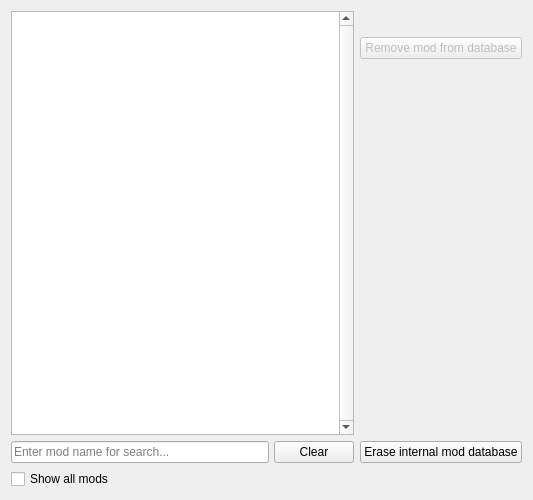
The window that DatabaseEditor.ui (Van-Weyden/ESModManager) describes before a commit, drawn with Qt 5.
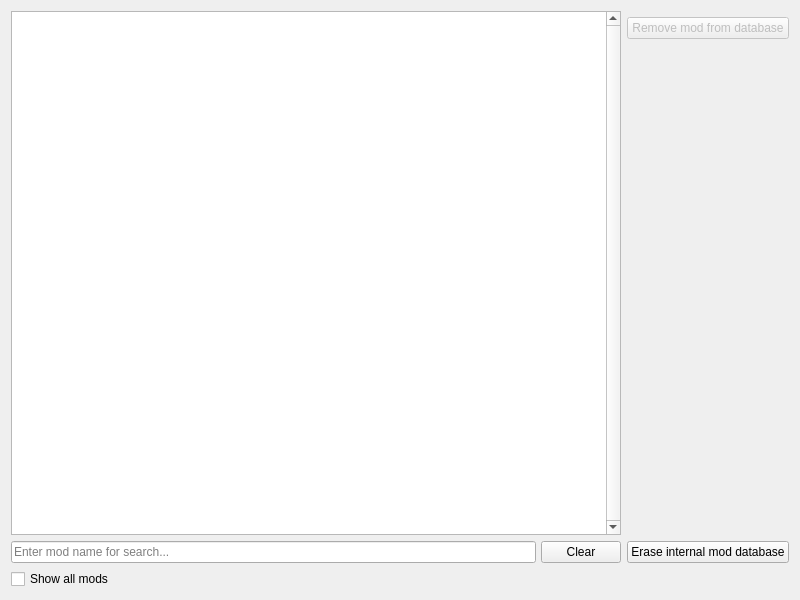
The same window after the commit. Custom widgets are drawn as their Qt base class.

Commit message: Updated database editor UI layout

Diff of the .ui file:
```diff
--- a/DatabaseEditor.ui
+++ b/DatabaseEditor.ui
@@ -6,8 +6,8 @@
    <rect>
     <x>0</x>
     <y>0</y>
-    <width>533</width>
-    <height>500</height>
+    <width>800</width>
+    <height>600</height>
    </rect>
   </property>
   <property name="windowTitle">
@@ -64,14 +64,7 @@
    <item row="0" column="1">
     <layout class="QVBoxLayout" name="rightMainVerticalLayout" stretch="0,0,1,0">
      <item>
-      <widget class="ModInfoWidget" name="modInfo" native="true">
-       <property name="minimumSize">
-        <size>
-         <width>0</width>
-         <height>20</height>
-        </size>
-       </property>
-      </widget>
+      <widget class="ModInfoWidget" name="modInfo" native="true"/>
      </item>
      <item>
       <widget class="QPushButton" name="removeModPushButton">
@@ -91,7 +84,7 @@
        <property name="sizeHint" stdset="0">
         <size>
          <width>20</width>
-         <height>13</height>
+         <height>0</height>
         </size>
        </property>
       </spacer>
```
The commit also changes 1 other file.
